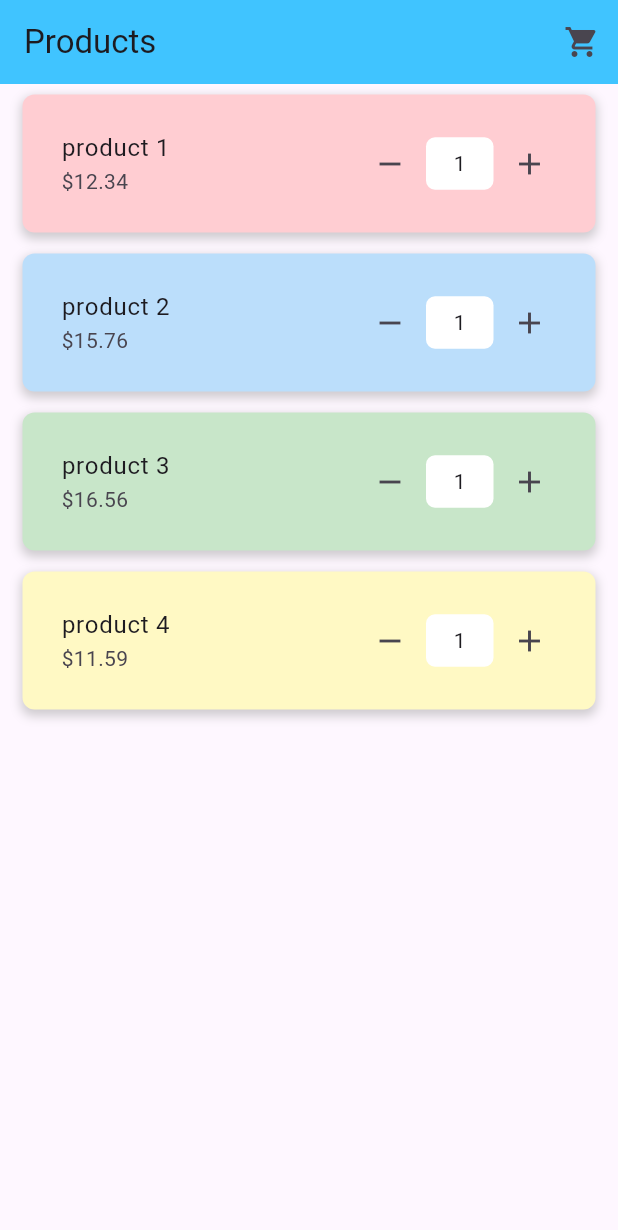
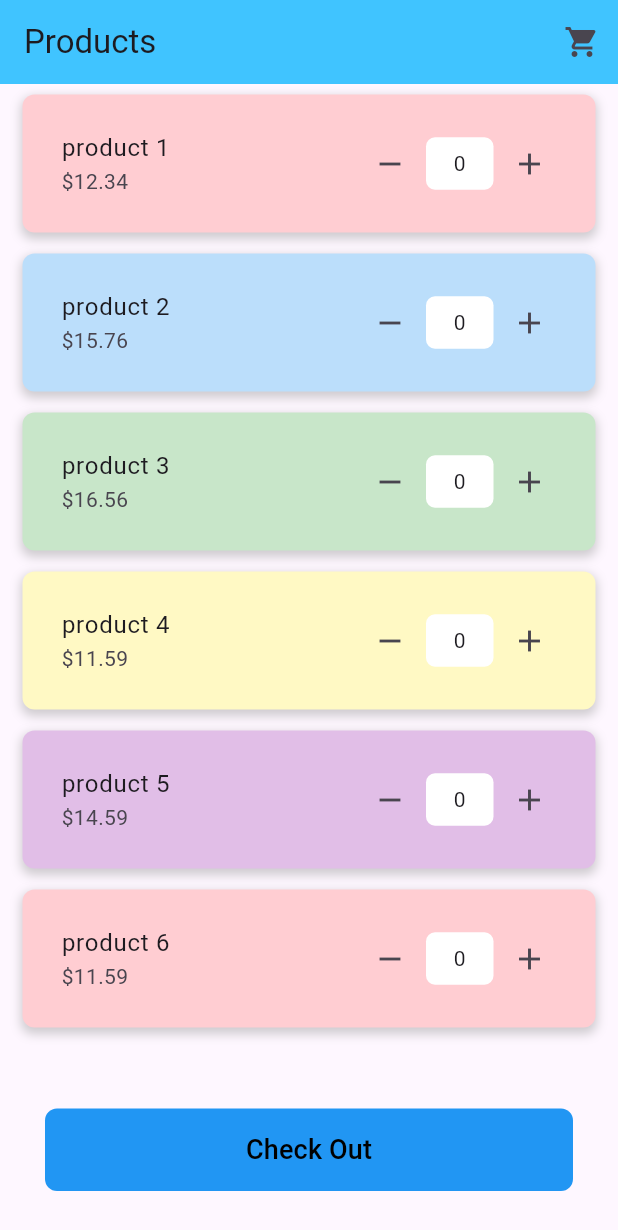
Before and after one commit to MuhtasimMahmud/getx_api_integration_practice, a Flutter app: the screen it shows after launch, on a phone screen of 412 x 824 dp. Shown: the top 1230 px of the screen. Run offline on Flutter 3.47's test engine with Material 3 defaults, Android fonts, the light colour scheme and no system bars; our stand-ins replace get.

Commit message:
check out button added

```diff
--- a/lib/app/modules/product/controllers/product_controller.dart
+++ b/lib/app/modules/product/controllers/product_controller.dart
@@ -8,10 +8,12 @@ class ProductController extends GetxController {
   @override
   void onInit() {
     products.addAll([
-      ProductModel(quantity: 1.obs, name: 'product 1', price: 12.34),
-      ProductModel(quantity: 1.obs, name: 'product 2', price: 15.76),
-      ProductModel(quantity: 1.obs, name: 'product 3', price: 16.56),
-      ProductModel(quantity: 1.obs, name: 'product 4', price: 11.59),
+      ProductModel(quantity: 0.obs, name: 'product 1', price: 12.34),
+      ProductModel(quantity: 0.obs, name: 'product 2', price: 15.76),
+      ProductModel(quantity: 0.obs, name: 'product 3', price: 16.56),
+      ProductModel(quantity: 0.obs, name: 'product 4', price: 11.59),
+      ProductModel(quantity: 0.obs, name: 'product 5', price: 14.59),
+      ProductModel(quantity: 0.obs, name: 'product 6', price: 11.59),
     ]);
 
     super.onInit();
--- a/lib/app/modules/product/views/product_view.dart
+++ b/lib/app/modules/product/views/product_view.dart
@@ -21,21 +21,27 @@ class ProductView extends StatelessWidget {
                   Get.toNamed('/cart');
                 })
           ]),
-      body: Obx(() {
+      body: Column(
+        children: [
+          Expanded(
+            child: Obx(() {
               return ListView.builder(
                   itemCount: controller.products.length,
                   itemBuilder: (context, index) {
                     final product = controller.products[index];
                     SizedBox(height: 30);
                     return Container(
-                margin: const EdgeInsets.symmetric(vertical: 7, horizontal: 15),
+                      margin: const EdgeInsets.symmetric(
+                          vertical: 7, horizontal: 15),
                       padding: const EdgeInsets.all(10),
                       decoration: BoxDecoration(
                         color: controller.getBackgroundColor(index),
-                  borderRadius: BorderRadius.circular(8), // Rounded corners
+                        borderRadius:
+                            BorderRadius.circular(8), // Rounded corners
                         boxShadow: [
                           BoxShadow(
-                      color: Colors.grey.withValues(alpha: 0.5), // Shadow color
+                            color: Colors.grey
+                                .withValues(alpha: 0.5), // Shadow color
                             spreadRadius: 1,
                             blurRadius: 5,
                             offset: const Offset(0, 3), // Shadow position
@@ -50,7 +56,8 @@ class ProductView extends StatelessWidget {
                               title: Text(product.name),
                               subtitle: Text('\$${product.price}'),
                               onTap: () {
-                          Get.toNamed('/product-details', arguments: product);
+                                Get.toNamed('/product-details',
+                                    arguments: product);
                               },
                             ),
                           ),
@@ -93,6 +100,24 @@ class ProductView extends StatelessWidget {
                     );
                   });
             }),
+          ),
+          Container(
+              height: 55,
+              width: 450,
+              margin: EdgeInsets.all(30),
+              decoration: BoxDecoration(
+                  color: Colors.blue, borderRadius: BorderRadius.circular(8)),
+              child: ElevatedButton(
+                style: ElevatedButton.styleFrom(
+                    elevation: 0, backgroundColor: Colors.transparent),
+                onPressed: () {},
+                child: Text(
+                  'Check Out',
+                  style: TextStyle(color: Colors.black, fontSize: 18),
+                ),
+              ))
+        ],
+      ),
     );
   }
 }
```
Lines whose indentation alone changed are shown as unchanged.
